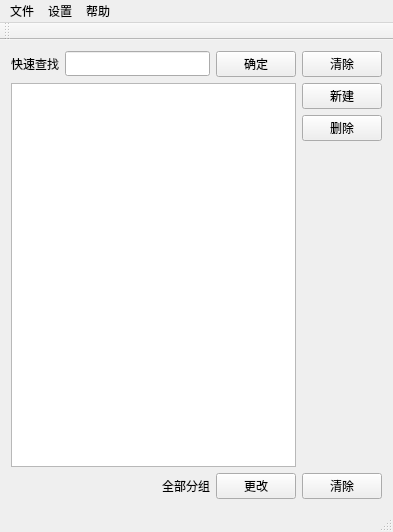
Old version of the form mainwindow.ui in the repository zhouziqunzzq/qt-address-book.
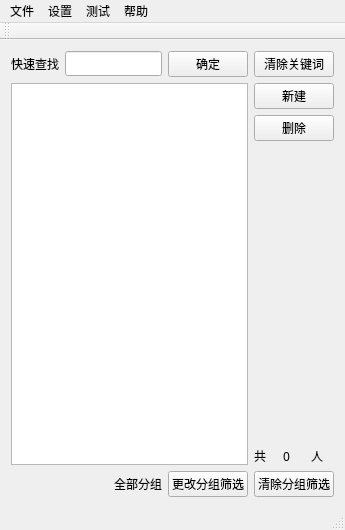
New version of the form.

The edit to the form file:
```diff
--- a/mainwindow.ui
+++ b/mainwindow.ui
@@ -6,8 +6,8 @@
    <rect>
     <x>0</x>
     <y>0</y>
-    <width>393</width>
-    <height>532</height>
+    <width>345</width>
+    <height>530</height>
    </rect>
   </property>
   <property name="font">
@@ -19,7 +19,7 @@
    <string>2645通讯录</string>
   </property>
   <widget class="QWidget" name="centralWidget">
-   <layout class="QHBoxLayout" name="horizontalLayout_4">
+   <layout class="QHBoxLayout" name="horizontalLayout_5">
     <item>
      <layout class="QVBoxLayout" name="verticalLayout">
       <item>
@@ -47,7 +47,7 @@
         <item>
          <widget class="QPushButton" name="pushButton_2">
           <property name="text">
-           <string>清除</string>
+           <string>清除关键词</string>
           </property>
          </widget>
         </item>
@@ -87,6 +87,31 @@
             </property>
            </spacer>
           </item>
+          <item>
+           <layout class="QHBoxLayout" name="horizontalLayout_4">
+            <item>
+             <widget class="QLabel" name="label_2">
+              <property name="text">
+               <string>共</string>
+              </property>
+             </widget>
+            </item>
+            <item>
+             <widget class="QLabel" name="personsCountLabel">
+              <property name="text">
+               <string>0</string>
+              </property>
+             </widget>
+            </item>
+            <item>
+             <widget class="QLabel" name="label_4">
+              <property name="text">
+               <string>人</string>
+              </property>
+             </widget>
+            </item>
+           </layout>
+          </item>
          </layout>
         </item>
        </layout>
@@ -116,14 +141,14 @@
         <item>
          <widget class="QPushButton" name="pushButton_3">
           <property name="text">
-           <string>更改</string>
+           <string>更改分组筛选</string>
           </property>
          </widget>
         </item>
         <item>
          <widget class="QPushButton" name="pushButton_4">
           <property name="text">
-           <string>清除</string>
+           <string>清除分组筛选</string>
           </property>
          </widget>
         </item>
@@ -138,7 +163,7 @@
     <rect>
      <x>0</x>
      <y>0</y>
-     <width>393</width>
+     <width>345</width>
      <height>26</height>
     </rect>
    </property>
@@ -166,8 +191,15 @@
     </property>
     <addaction name="aboutAction"/>
    </widget>
+   <widget class="QMenu" name="menu_4">
+    <property name="title">
+     <string>测试</string>
+    </property>
+    <addaction name="loadTestDataAction"/>
+   </widget>
    <addaction name="menu"/>
    <addaction name="menu_2"/>
+   <addaction name="menu_4"/>
    <addaction name="menu_3"/>
   </widget>
   <widget class="QToolBar" name="mainToolBar">
```
Left out of the diff: 5 changed lines with no effect on the pictures.
